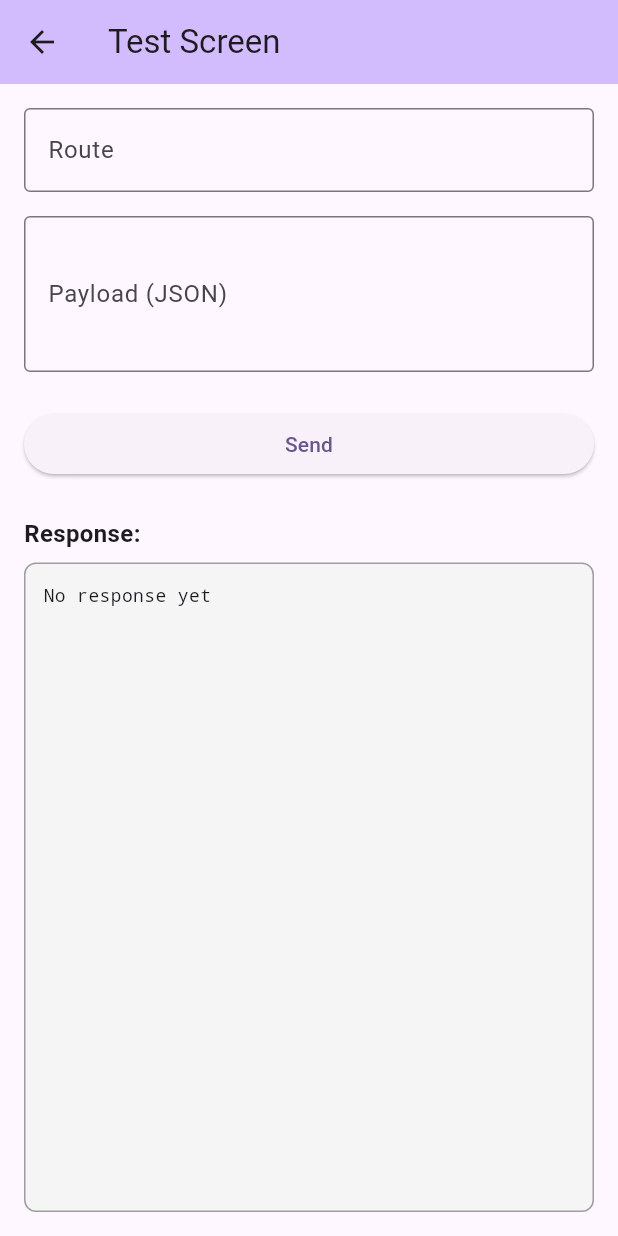
After one commit to MatthewLacerda2/GoalGetter, a Flutter app: the TestScreen screen opened directly, on a phone screen of 412 x 824 dp. The commit adds this screen. Run offline on Flutter 3.47's test engine with Material 3 defaults, Android fonts, the phone set to English and light mode, and no system bars; our stand-ins replace font_awesome_flutter, introduction_screen, shared_preferences; accounts and stored records are empty.

Commit message:
test stream screen

```diff
--- /dev/null
+++ b/frontend/lib/screens/test_screen.dart
@@ -0,0 +1,180 @@
+import 'package:flutter/material.dart';
+import 'dart:convert';
+import 'dart:async';
+import 'package:http/http.dart' as http;
+
+class TestScreen extends StatefulWidget {
+  const TestScreen({super.key});
+
+  @override
+  State<TestScreen> createState() => _TestScreenState();
+}
+
+class _TestScreenState extends State<TestScreen> {
+  final TextEditingController _routeController = TextEditingController();
+  final TextEditingController _payloadController = TextEditingController();
+  String _response = '';
+  String _rawResponse = '';
+  bool _isLoading = false;
+  bool _isComplete = false;
+  StreamSubscription? _subscription;
+
+  @override
+  void dispose() {
+    _routeController.dispose();
+    _payloadController.dispose();
+    _subscription?.cancel();
+    super.dispose();
+  }
+
+  Future<void> _sendRequest() async {
+    if (_routeController.text.isEmpty) {
+      ScaffoldMessenger.of(context).showSnackBar(
+        const SnackBar(content: Text('Please enter a route')),
+      );
+      return;
+    }
+
+    // Cancel any existing subscription
+    await _subscription?.cancel();
+
+    setState(() {
+      _isLoading = true;
+      _isComplete = false;
+      _response = '';
+      _rawResponse = '';
+    });
+
+    try {
+      final request = http.Request('POST', Uri.parse(_routeController.text));
+      request.headers['Content-Type'] = 'application/json';
+      request.body = _payloadController.text.isNotEmpty ? _payloadController.text : '{}';
+
+      final streamedResponse = await request.send();
+
+      _subscription = streamedResponse.stream
+          .transform(utf8.decoder)
+          .listen(
+        (String chunk) {
+          if (chunk.trim().isNotEmpty) {
+            setState(() {
+              _rawResponse += chunk;
+              _response = _rawResponse; // Show raw during streaming
+            });
+          }
+        },
+        onDone: () {
+          setState(() {
+            _isLoading = false;
+            _isComplete = true;
+            _response = _formatJson(_rawResponse); // Format when complete
+          });
+        },
+        onError: (error) {
+          setState(() {
+            _response += '\nError: $error';
+            _isLoading = false;
+          });
+        },
+      );
+    } catch (e) {
+      setState(() {
+        _response = 'Error: $e';
+        _isLoading = false;
+      });
+    }
+  }
+
+  String _formatJson(String jsonString) {
+    try {
+      final json = jsonDecode(jsonString);
+      return const JsonEncoder.withIndent('  ').convert(json);
+    } catch (e) {
+      return jsonString; // Return raw if not valid JSON
+    }
+  }
+
+  @override
+  Widget build(BuildContext context) {
+    return Scaffold(
+      appBar: AppBar(
+        title: const Text('Test Screen'),
+        backgroundColor: Theme.of(context).colorScheme.inversePrimary,
+      ),
+      body: Padding(
+        padding: const EdgeInsets.all(16.0),
+        child: Column(
+          crossAxisAlignment: CrossAxisAlignment.stretch,
+          children: [
+            // Route Field
+            TextField(
+              controller: _routeController,
+              decoration: const InputDecoration(
+                labelText: 'Route',
+                hintText: 'https://api.example.com/endpoint',
+                border: OutlineInputBorder(),
+              ),
+            ),
+            const SizedBox(height: 16),
+
+            // Payload Field
+            TextField(
+              controller: _payloadController,
+              decoration: const InputDecoration(
+                labelText: 'Payload (JSON)',
+                hintText: '{"key": "value"}',
+                border: OutlineInputBorder(),
+              ),
+              maxLines: 3,
+            ),
+            const SizedBox(height: 24),
+
+            // Send Button
+            ElevatedButton(
+              onPressed: _isLoading ? null : _sendRequest,
+              child: _isLoading
+                  ? const SizedBox(
+                      height: 20,
+                      width: 20,
+                      child: CircularProgressIndicator(strokeWidth: 2),
+                    )
+                  : const Text('Send'),
+            ),
+            const SizedBox(height: 24),
+
+            // Response Section
+            const Text(
+              'Response:',
+              style: TextStyle(
+                fontSize: 16,
+                fontWeight: FontWeight.bold,
+              ),
+            ),
+            const SizedBox(height: 8),
+
+            // Response Display
+            Expanded(
+              child: Container(
+                padding: const EdgeInsets.all(12),
+                decoration: BoxDecoration(
+                  color: Colors.grey[100],
+                  border: Border.all(color: Colors.grey),
+                  borderRadius: BorderRadius.circular(8),
+                ),
+                child: SingleChildScrollView(
+                  child: Text(
+                    _response.isEmpty ? 'No response yet' : _response,
+                    style: const TextStyle(
+                      fontFamily: 'monospace',
+                      fontSize: 12,
+                    ),
+                  ),
+                ),
+              ),
+            ),
+          ],
+        ),
+      ),
+    );
+  }
+}
--- a/frontend/pubspec.yaml
+++ b/frontend/pubspec.yaml
@@ -40,6 +40,7 @@ dependencies:
   introduction_screen: ^3.1.17
   url_launcher: ^6.3.2
   font_awesome_flutter: ^10.8.0
+  http: ^1.2.1
   openapi:
     path: ../client_sdk
   flutter_localizations:
```
Also changed, not shown: frontend/lib/screens/profile_screen.dart (+12 -0 lines), 2 other files.
